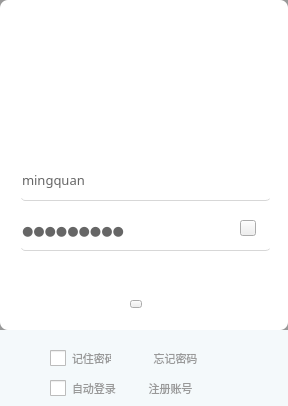
Above: weeduTalk/weeduloginwidget.ui from SSSuperHero/AEEduApplication before the change. Below: the same form after it.
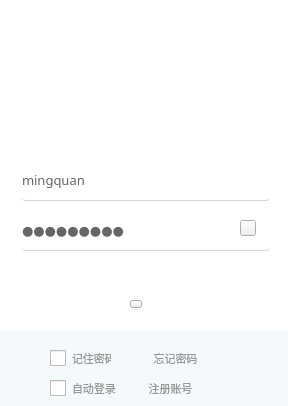
That is the form after the change. Icons and pictures are not drawn.

The edit to the form file:
```diff
--- a/weeduTalk/weeduloginwidget.ui
+++ b/weeduTalk/weeduloginwidget.ui
@@ -17,7 +17,7 @@
    <string notr="true">QWidget#WeeduLoginWidget
 {
 background-color: #999999;
-border-radius:8px;
+border-radius:2px;
 }</string>
   </property>
   <layout class="QVBoxLayout" name="verticalLayout">
@@ -64,7 +64,7 @@
          <string notr="true">QWidget#widgetTop
 {
 background-color: rgb(255, 255, 255);
-border-radius:8px;
+border-radius:0px;
 }</string>
         </property>
         <widget class="QPushButton" name="pushButtonClose">
```
